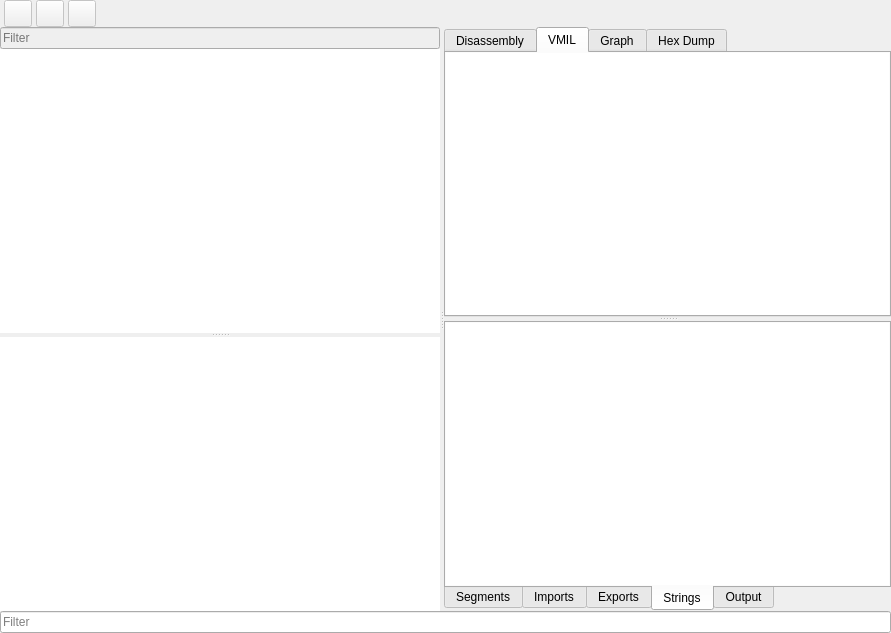
REDasmOrg/REDasm, file widgets/disassemblerview/disassemblerview.ui: the form before one commit.
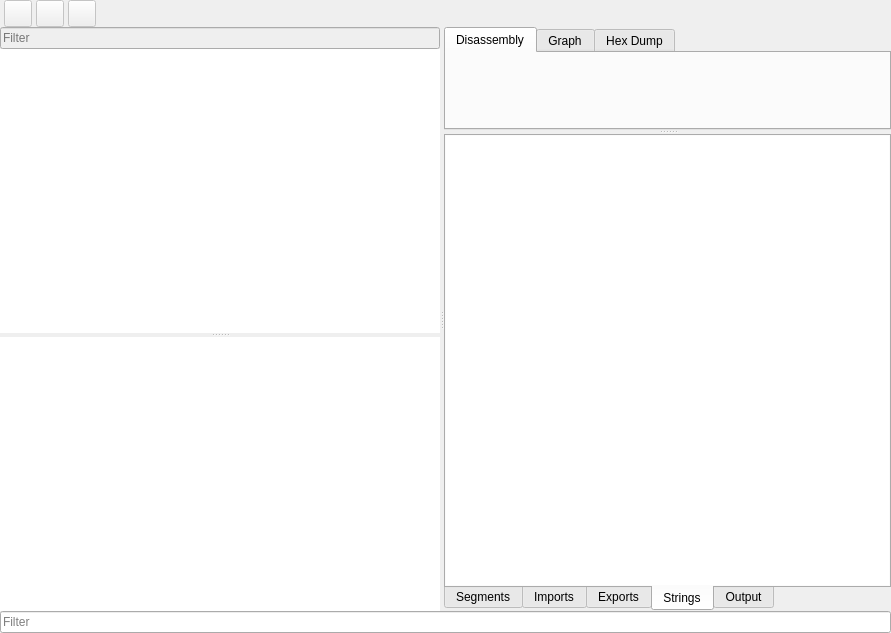
The form after the commit. The open tabs and pages were chosen to show the change. Icons and pictures are not drawn. Custom widgets are drawn as their Qt base class.

Commit message: DisassemblerView: Prepare to extend VMIL support

The edit to the form file:
```diff
--- a/widgets/disassemblerview/disassemblerview.ui
+++ b/widgets/disassemblerview/disassemblerview.ui
@@ -243,35 +243,6 @@
          </item>
         </layout>
        </widget>
-       <widget class="QWidget" name="tabVMIL">
-        <attribute name="title">
-         <string>VMIL</string>
-        </attribute>
-        <layout class="QVBoxLayout" name="verticalLayout_10">
-         <property name="spacing">
-          <number>0</number>
-         </property>
-         <property name="leftMargin">
-          <number>0</number>
-         </property>
-         <property name="topMargin">
-          <number>0</number>
-         </property>
-         <property name="rightMargin">
-          <number>0</number>
-         </property>
-         <property name="bottomMargin">
-          <number>0</number>
-         </property>
-         <item>
-          <widget class="QPlainTextEdit" name="vmilTextView">
-           <property name="frameShape">
-            <enum>QFrame::NoFrame</enum>
-           </property>
-          </widget>
-         </item>
-        </layout>
-       </widget>
        <widget class="DisassemblerGraphView" name="disassemblerGraphView">
         <attribute name="title">
          <string>Graph</string>
```
The commit also changes 3 other files.
